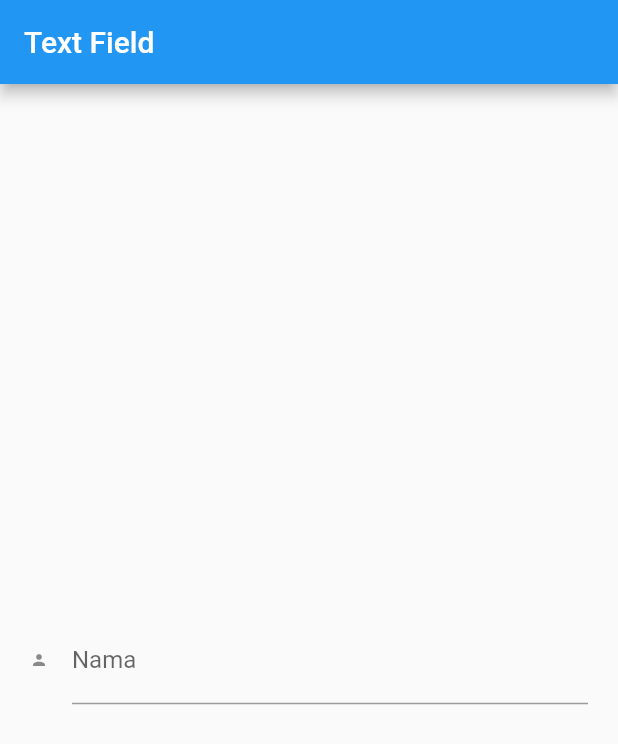
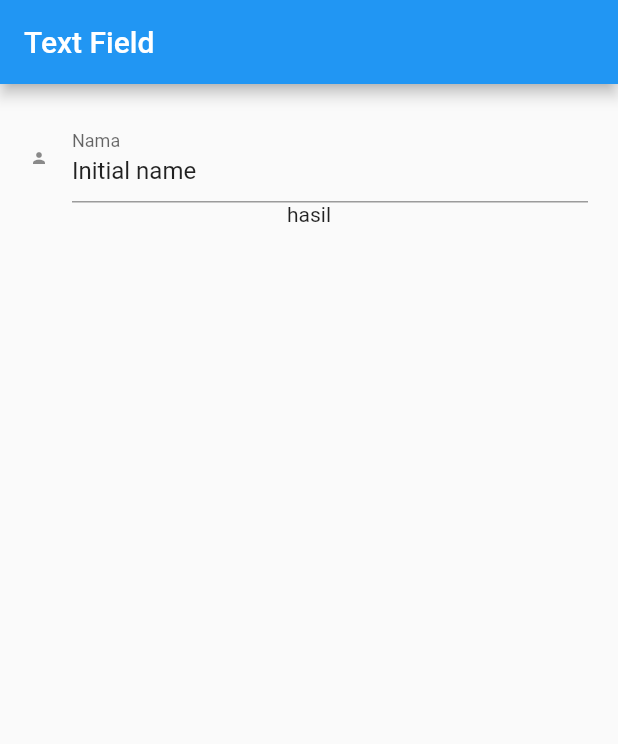
Before and after one commit to untaravc/flutter_start, a Flutter app: the screen it shows after launch, on a phone screen of 412 x 824 dp. Shown: the top 744 px of the screen. Run offline on Flutter 3.47's test engine with Material 2 defaults, Android fonts, the phone set to English and light mode, and no system bars.

Commit message:
text field controller

```diff
--- a/lib/main.dart
+++ b/lib/main.dart
@@ -21,8 +21,15 @@ class MyApp extends StatelessWidget {
   }
 }
 
-class Home extends StatelessWidget {
-  const Home({Key? key}) : super(key: key);
+class Home extends StatefulWidget {
+  @override
+  State<Home> createState() => _HomeState();
+}
+
+class _HomeState extends State<Home> {
+  final TextEditingController name = TextEditingController();
+
+  String hasilInput = 'hasil';
 
   @override
   Widget build(BuildContext context) {
@@ -30,7 +37,19 @@ class Home extends StatelessWidget {
       child: Center(
         child: Padding(
           padding: const EdgeInsets.all(20.0),
-          child: TextField(
+          child: Column(
+            children: [
+              TextField(
+                controller: TextEditingController(text: "Initial name"),
+                onChanged: (val) {},
+                onSubmitted: (val) {
+                  setState(() {
+                    hasilInput = val;
+                  });
+                },
+                onEditingComplete: () {
+                  print(name.text);
+                },
                 obscureText: false,
                 keyboardType: TextInputType.phone,
                 showCursor: true,
@@ -46,6 +65,9 @@ class Home extends StatelessWidget {
                     hintText: "Nama kamu siapa?",
                     hintStyle: TextStyle(color: Colors.grey)),
               ),
+              Text(hasilInput),
+            ],
+          ),
         ),
       ),
     );
```
Lines whose indentation alone changed are shown as unchanged.
